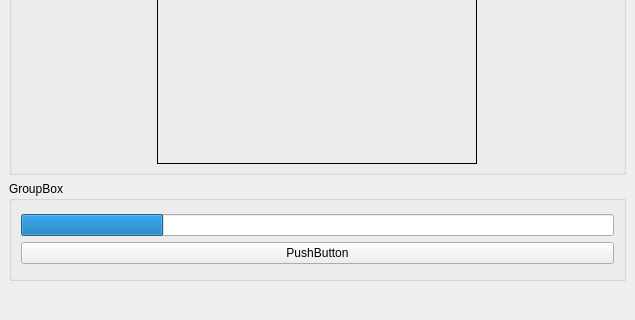
This is main.ui in djfun/audio-visualizer-python as Qt 5 draws it before an edit; both pictures show x 0 to 635 and y 290 to 610 of the 635 by 610 pixel window. The edited form follows.
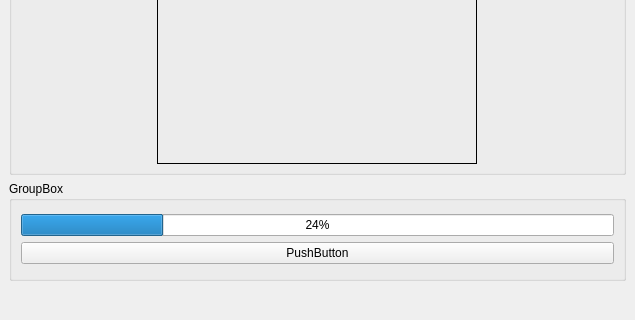
This is the edited form.

Commit message: more loading feedback

```diff
--- a/main.ui
+++ b/main.ui
@@ -386,7 +386,10 @@
               <number>24</number>
              </property>
              <property name="textVisible">
-              <bool>false</bool>
+              <bool>true</bool>
+             </property>
+             <property name="alignment">
+                <enum>Qt::AlignCenter</enum>
              </property>
             </widget>
            </item>
```
The commit also changes 2 other files.
